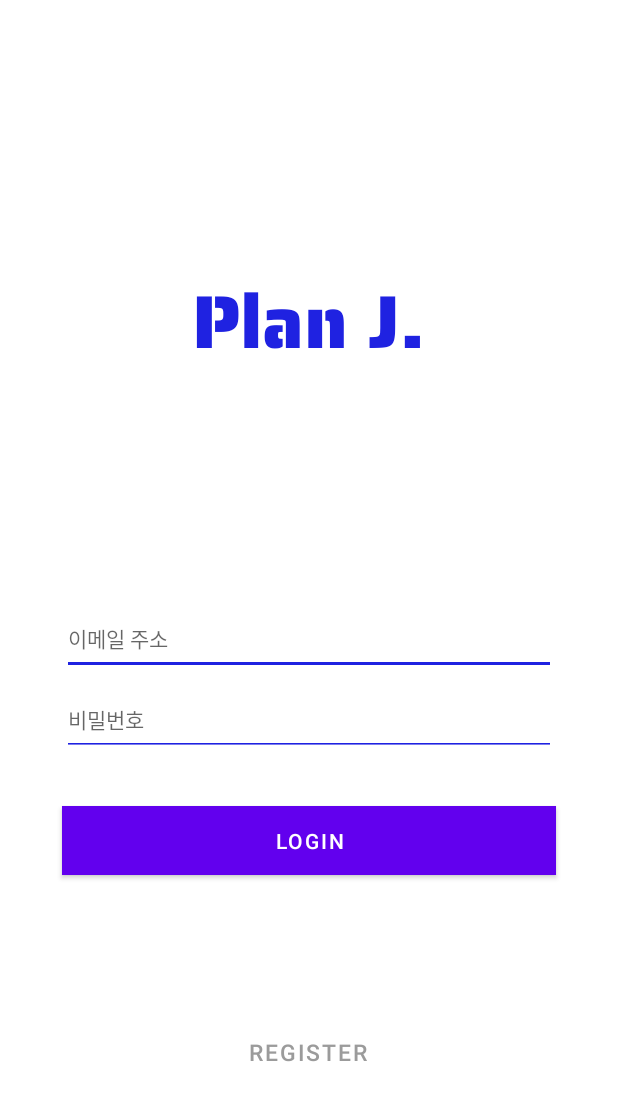
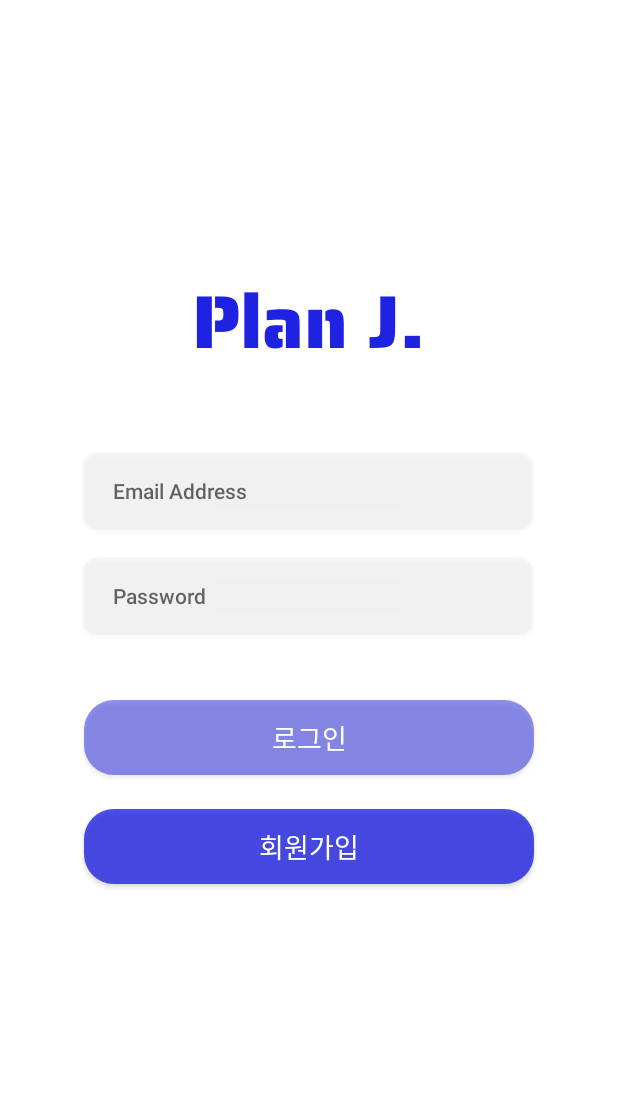
Before and after one commit to Jiwonmonkey/choandyoo, an Android app: the screen it shows after launch (LoginActivity), on a phone screen of 412 x 824 dp. Shown: the top 1101 px of the screen. Run offline under Robolectric (Android 15) with nearby library versions, the phone set to English and light mode, and no system bars.

Commit message:
jiwon commit 0202

```diff
--- /dev/null
+++ b/app/src/main/res/drawable/rectangle_button.xml
@@ -0,0 +1,5 @@
+<?xml version="1.0" encoding="utf-8"?>
+<shape   xmlns:android="http://schemas.android.com/apk/res/android">
+    <solid android:color="#33D9D9D9"/>
+    <corners android:radius="10dp"/>
+</shape>
--- /dev/null
+++ b/app/src/main/res/drawable/rectangle_button_7d1f22e1.xml
@@ -0,0 +1,5 @@
+<?xml version="1.0" encoding="utf-8"?>
+<shape xmlns:android="http://schemas.android.com/apk/res/android">
+    <solid android:color="#7D1F22E1"/>
+    <corners android:radius="20dp"/>
+</shape>
--- /dev/null
+++ b/app/src/main/res/drawable/rectangle_button_c91f22e1.xml
@@ -0,0 +1,6 @@
+<?xml version="1.0" encoding="utf-8"?>
+<shape xmlns:android="http://schemas.android.com/apk/res/android">
+    <solid android:color="#C91F22E1"/>
+    <corners android:radius="20dp"/>
+
+</shape>
--- a/app/src/main/res/layout/activity_login.xml
+++ b/app/src/main/res/layout/activity_login.xml
@@ -6,52 +6,6 @@
     android:layout_height="match_parent"
     android:gravity="center"
     tools:context=".LoginActivity">
-
-    <Button
-        android:id="@+id/move_btn"
-        android:layout_width="224dp"
-        android:layout_height="59dp"
-        android:background="#00ff0000"
-        android:text="Register"
-        android:textAlignment="center"
-        android:textColor="#9B9B9B"
-        android:textSize="15sp"
-        app:layout_constraintBottom_toBottomOf="parent"
-        app:layout_constraintEnd_toEndOf="parent"
-        app:layout_constraintHorizontal_bias="0.497"
-        app:layout_constraintStart_toStartOf="parent"
-        app:layout_constraintTop_toTopOf="parent"
-        app:layout_constraintVertical_bias="0.879"></Button>
-
-    <EditText
-        android:id="@+id/editTextEmailAddress"
-        android:layout_width="329dp"
-        android:layout_height="48dp"
-        android:backgroundTint="#1F22E1"
-        android:ems="10"
-        android:hint="이메일 주소"
-        android:textColor="#B2B2B2"
-        android:textSize="14sp"
-        app:layout_constraintBottom_toBottomOf="parent"
-        app:layout_constraintEnd_toEndOf="parent"
-        app:layout_constraintStart_toStartOf="parent"
-        app:layout_constraintTop_toTopOf="parent"
-        app:layout_constraintVertical_bias="0.518" />
-
-    <EditText
-        android:id="@+id/editTextPassword"
-        android:layout_width="329dp"
-        android:layout_height="48dp"
-        android:backgroundTint="#1F22E1"
-        android:ems="10"
-        android:hint="비밀번호"
-        android:textColor="#B2B2B2"
-        android:textSize="14sp"
-        app:layout_constraintBottom_toBottomOf="parent"
-        app:layout_constraintEnd_toEndOf="parent"
-        app:layout_constraintStart_toStartOf="parent"
-        app:layout_constraintTop_toTopOf="parent"
-        app:layout_constraintVertical_bias="0.588" />
 
     <TextView
         android:id="@+id/textView"
@@ -68,17 +22,67 @@
         app:layout_constraintHorizontal_bias="0.498"
         app:layout_constraintVertical_bias="0.233" />
 
-    <Button
-        android:id="@+id/login_button"
-        android:layout_width="329dp"
-        android:layout_height="46dp"
-        android:background="#1F22E1"
-        android:text="LOGIN"
+    <androidx.appcompat.widget.AppCompatButton
+        android:id="@+id/editTextEmailAddress"
+        android:layout_width="300dp"
+        android:layout_height="52dp"
+        android:background="@drawable/rectangle_button"
+        android:gravity="center_vertical"
+        android:hint="Email Address"
+        android:paddingLeft="20dp"
+        android:textColor="#22B2B2B2"
+        android:textSize="14sp"
         app:layout_constraintBottom_toBottomOf="parent"
         app:layout_constraintEnd_toEndOf="parent"
-        app:layout_constraintHorizontal_bias="0.498"
+        app:layout_constraintHorizontal_bias="0.495"
         app:layout_constraintStart_toStartOf="parent"
         app:layout_constraintTop_toTopOf="parent"
-        app:layout_constraintVertical_bias="0.691" />
+        app:layout_constraintVertical_bias="0.39" />
+
+    <androidx.appcompat.widget.AppCompatButton
+        android:id="@+id/editTextPassword"
+        android:layout_width="300dp"
+        android:layout_height="52dp"
+        android:background="@drawable/rectangle_button"
+        android:gravity="center_vertical"
+        android:hint="Password"
+        android:paddingLeft="20dp"
+        android:textColor="#22B2B2B2"
+        android:textSize="14sp"
+        app:layout_constraintBottom_toBottomOf="parent"
+        app:layout_constraintEnd_toEndOf="parent"
+        app:layout_constraintHorizontal_bias="0.495"
+        app:layout_constraintStart_toStartOf="parent"
+        app:layout_constraintTop_toBottomOf="@+id/editTextEmailAddress"
+        app:layout_constraintVertical_bias="0.043" />
+
+    <androidx.appcompat.widget.AppCompatButton
+        android:id="@+id/login_button"
+        android:layout_width="300dp"
+        android:layout_height="50dp"
+        android:background="@drawable/rectangle_button_7d1f22e1"
+        android:text="로그인"
+        android:textColor="#FFFFFF"
+        android:textSize="18sp"
+        app:layout_constraintBottom_toBottomOf="parent"
+        app:layout_constraintEnd_toEndOf="parent"
+        app:layout_constraintStart_toStartOf="parent"
+        app:layout_constraintTop_toTopOf="parent"
+        app:layout_constraintVertical_bias="0.603" />
+
+    <androidx.appcompat.widget.AppCompatButton
+        android:id="@+id/move_btn"
+        android:layout_width="300dp"
+        android:layout_height="50dp"
+        android:background="@drawable/rectangle_button_c91f22e1"
+        android:text="회원가입"
+        android:textAlignment="center"
+        android:textColor="#FFFFFF"
+        android:textSize="18sp"
+        app:layout_constraintBottom_toBottomOf="parent"
+        app:layout_constraintEnd_toEndOf="parent"
+        app:layout_constraintStart_toStartOf="parent"
+        app:layout_constraintTop_toTopOf="parent"
+        app:layout_constraintVertical_bias="0.697"></androidx.appcompat.widget.AppCompatButton>
 
 </androidx.constraintlayout.widget.ConstraintLayout>
```
